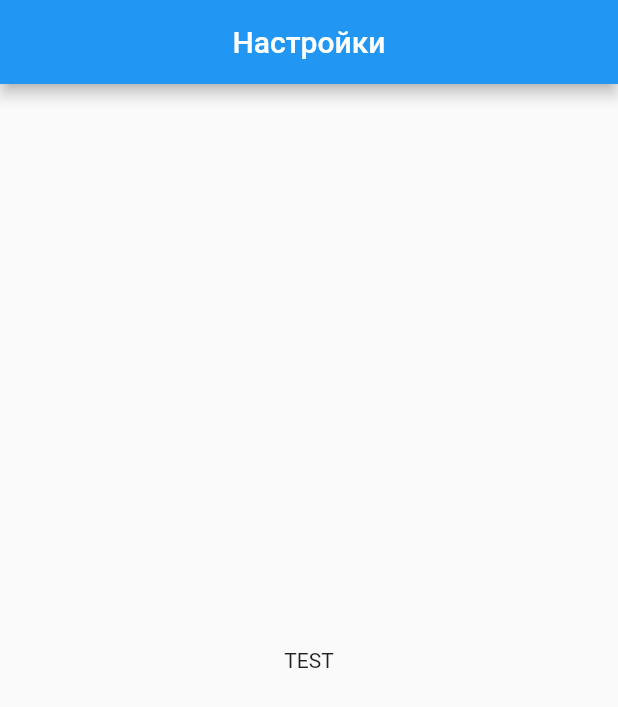
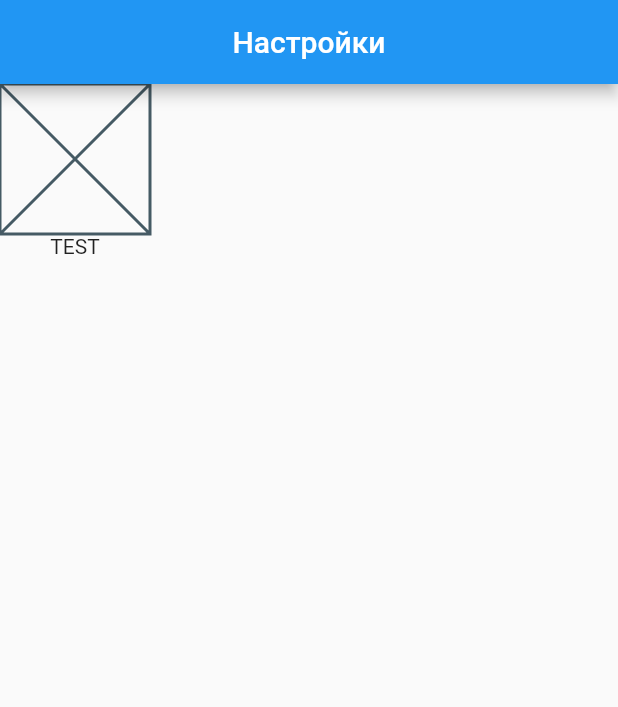
Before and after one commit to Alex-esc1/Flutter_TelegramProfile, a Flutter app: the screen it shows after launch, on a phone screen of 412 x 824 dp. Shown: the top 707 px of the screen. Run offline on Flutter 3.47's test engine with Material 2 defaults, Android fonts, the phone set to English and light mode, and no system bars.

Commit message:
Плейсхолдер вместо иконки профиля

```diff
--- a/lib/widget/user_profile.dart
+++ b/lib/widget/user_profile.dart
@@ -9,8 +9,15 @@ class UserProfile extends StatelessWidget {
         appBar: AppBar(
             title: const Align(
                 child: Text("Настройки"), alignment: Alignment.center)),
-        body: const Center(
-          child: Text('TEST'),
+        body: Column(
+          children: [
+            Container(
+              width: 100,
+              height: 100,
+              child: Placeholder(),
+            ),
+            Text('TEST')
+          ],
         ));
   }
 }
```
